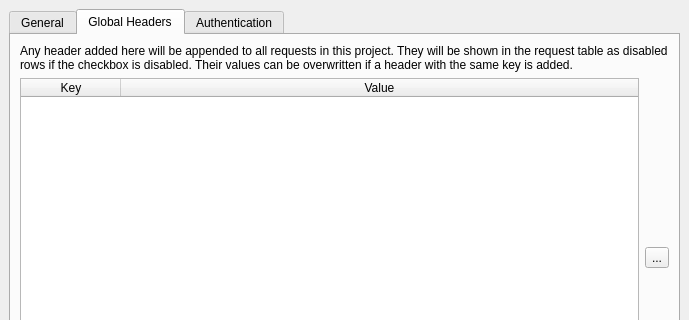
First picture: the form in projectproperties.ui, repository fabiobento512/FRequest, before the edit; both pictures show x 0 to 689 and y 0 to 320 of the 689 by 675 pixel window.
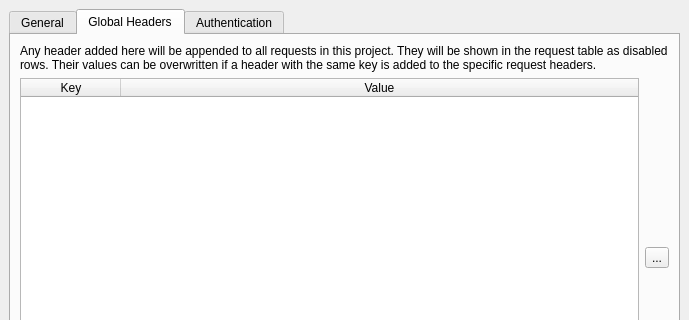
Second picture: the form after the edit. The open tabs and pages were chosen to show the change. Icons and pictures are not drawn.

Commit message:
Added back the feature to override global headers
This feature was added back because it seems the RFCs don't
seem to allow duplicated headers in the request, this way we
can use the duplicated as overriden mechanism (for the global).

Also some minor fixes related to the global headers feature and
made clear in global headers tooltips that they are global (in
the request table).

What changed in the file:
```diff
--- a/projectproperties.ui
+++ b/projectproperties.ui
@@ -160,7 +160,7 @@
           </size>
          </property>
          <property name="text">
-          <string>Any header added here will be appended to all requests in this project. They will be shown in the request table as disabled rows if the checkbox is disabled. Their values can be overwritten if a header with the same key is added.</string>
+          <string>Any header added here will be appended to all requests in this project. They will be shown in the request table as disabled rows. Their values can be overwritten if a header with the same key is added to the specific request headers.</string>
          </property>
          <property name="wordWrap">
           <bool>true</bool>
```
The commit also changes 4 other files.
